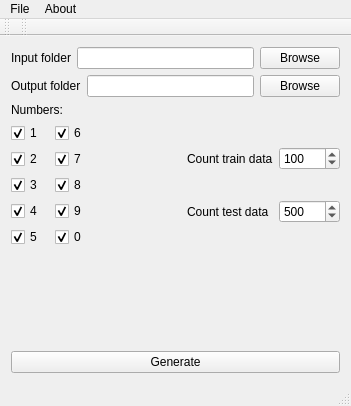
First picture: the form in src/main/mainwindow.ui, repository axsapronov/QCSMnist, before the edit.
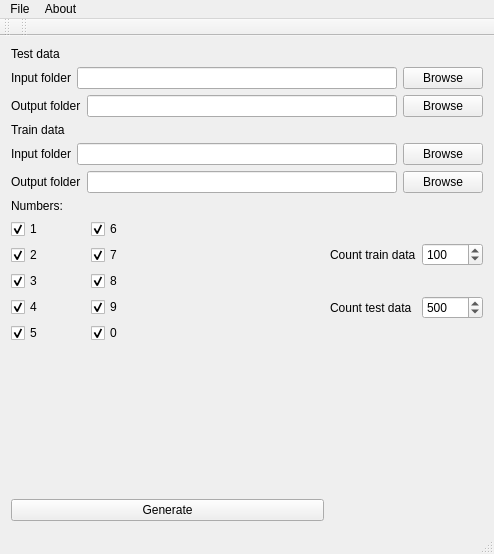
Second picture: the form after the edit.

Commit message: [ADD] Generate train set. Add trainData (Mnist)

Diff of the .ui file:
```diff
--- a/src/main/mainwindow.ui
+++ b/src/main/mainwindow.ui
@@ -6,8 +6,8 @@
    <rect>
     <x>0</x>
     <y>0</y>
-    <width>351</width>
-    <height>406</height>
+    <width>494</width>
+    <height>554</height>
    </rect>
   </property>
   <property name="windowTitle">
@@ -15,7 +15,14 @@
   </property>
   <widget class="QWidget" name="centralWidget">
    <layout class="QGridLayout" name="gridLayout_3">
-    <item row="0" column="0" colspan="3">
+    <item row="0" column="0">
+     <widget class="QLabel" name="label_8">
+      <property name="text">
+       <string>Test data</string>
+      </property>
+     </widget>
+    </item>
+    <item row="1" column="0" colspan="3">
      <layout class="QHBoxLayout" name="horizontalLayout">
       <item>
        <widget class="QLabel" name="label">
@@ -36,7 +43,7 @@
       </item>
      </layout>
     </item>
-    <item row="1" column="0" colspan="3">
+    <item row="2" column="0" colspan="3">
      <layout class="QHBoxLayout" name="horizontalLayout_2">
       <item>
        <widget class="QLabel" name="label_2">
@@ -57,14 +64,63 @@
       </item>
      </layout>
     </item>
-    <item row="2" column="0">
+    <item row="3" column="0">
+     <widget class="QLabel" name="label_9">
+      <property name="text">
+       <string>Train data</string>
+      </property>
+     </widget>
+    </item>
+    <item row="4" column="0" colspan="3">
+     <layout class="QHBoxLayout" name="horizontalLayout_4">
+      <item>
+       <widget class="QLabel" name="label_7">
+        <property name="text">
+         <string>Input folder</string>
+        </property>
+       </widget>
+      </item>
+      <item>
+       <widget class="QLineEdit" name="LEInputTrainDataFolder"/>
+      </item>
+      <item>
+       <widget class="QPushButton" name="pBBrowseInputTrainDataFolder">
+        <property name="text">
+         <string>Browse</string>
+        </property>
+       </widget>
+      </item>
+     </layout>
+    </item>
+    <item row="5" column="0" colspan="3">
+     <layout class="QHBoxLayout" name="horizontalLayout_3">
+      <item>
+       <widget class="QLabel" name="label_6">
+        <property name="text">
+         <string>Output folder</string>
+        </property>
+       </widget>
+      </item>
+      <item>
+       <widget class="QLineEdit" name="LEOutputTrainDataFolder"/>
+      </item>
+      <item>
+       <widget class="QPushButton" name="pBBrowseOutputTrainDataFolder">
+        <property name="text">
+         <string>Browse</string>
+        </property>
+       </widget>
+      </item>
+     </layout>
+    </item>
+    <item row="6" column="0">
      <widget class="QLabel" name="label_3">
       <property name="text">
        <string>Numbers:</string>
       </property>
      </widget>
     </item>
-    <item row="3" column="0">
+    <item row="7" column="0">
      <layout class="QGridLayout" name="gridLayout">
       <item row="0" column="0">
        <widget class="QCheckBox" name="checkB_1">
@@ -168,7 +224,7 @@
       </item>
      </layout>
     </item>
-    <item row="3" column="2">
+    <item row="7" column="2">
      <layout class="QGridLayout" name="gridLayout_2">
       <item row="0" column="0">
        <widget class="QLabel" name="label_4">
@@ -206,7 +262,7 @@
       </item>
      </layout>
     </item>
-    <item row="4" column="1">
+    <item row="8" column="1">
      <spacer name="verticalSpacer">
       <property name="orientation">
        <enum>Qt::Vertical</enum>
@@ -219,7 +275,7 @@
       </property>
      </spacer>
     </item>
-    <item row="5" column="0" colspan="3">
+    <item row="9" column="0" colspan="2">
      <widget class="QPushButton" name="pBGenerate">
       <property name="text">
        <string>Generate</string>
@@ -233,7 +289,7 @@
     <rect>
      <x>0</x>
      <y>0</y>
-     <width>351</width>
+     <width>494</width>
      <height>22</height>
     </rect>
    </property>
```
Left out of the diff: 8 changed lines with no effect on the pictures. The commit also changes 10002 other files.
